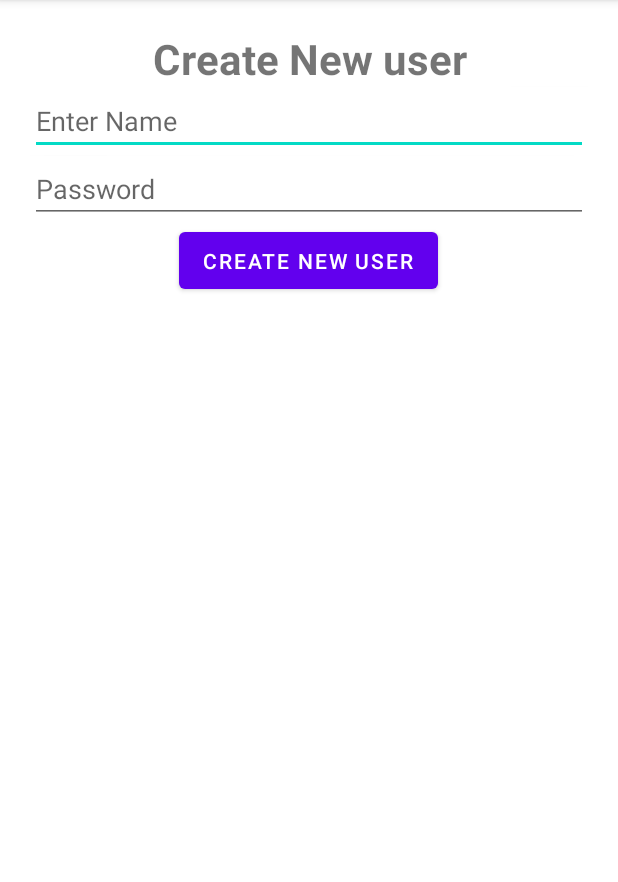
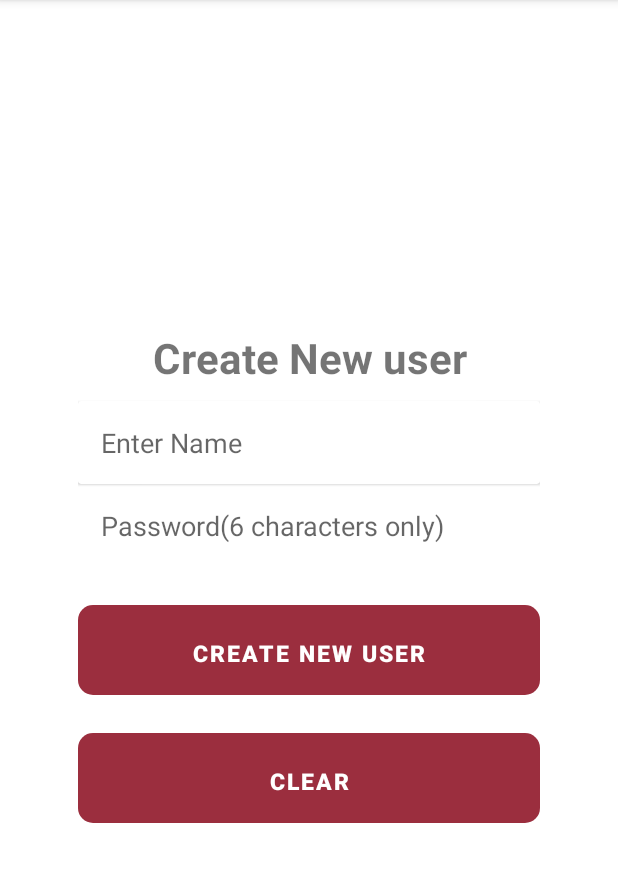
Before and after one commit to TamannaMohanty/DesignPages, an Android app: the CreateNew screen opened directly, with no data from a screen before it, on a phone screen of 412 x 824 dp, the part 84-966 px from its top. Run offline under Robolectric (Android 15) with nearby library versions, the phone set to English and light mode, and no system bars.

Commit message:
Second commit[Tamanna]

```diff
--- a/app/src/main/AndroidManifest.xml
+++ b/app/src/main/AndroidManifest.xml
@@ -4,6 +4,7 @@
     package="com.tamanna.designpages">
 
     <uses-permission android:name="android.permission.CAMERA" />
+    <uses-permission android:name="android.permission.READ_EXTERNAL_STORAGE"/>
 
     <application
         android:allowBackup="true"
@@ -22,10 +23,10 @@
             android:name=".Design2"
             android:exported="false" />
         <activity
-            android:name=".Design3"
+            android:name=".MainActivity"
             android:exported="false" />
         <activity
-            android:name=".MainActivity"
+            android:name=".Design3"
             android:exported="true">
             <intent-filter>
                 <action android:name="android.intent.action.MAIN" />
--- a/app/src/main/java/com/tamanna/designpages/CreateNew.java
+++ b/app/src/main/java/com/tamanna/designpages/CreateNew.java
@@ -2,13 +2,122 @@ package com.tamanna.designpages;
 
 import androidx.appcompat.app.AppCompatActivity;
 
+import android.content.SharedPreferences;
 import android.os.Bundle;
+import android.view.View;
+import android.widget.Button;
+import android.widget.EditText;
+import android.widget.Toast;
 
 public class CreateNew extends AppCompatActivity {
+
+
+    EditText newusername,newuserpwd;
+    Button createnew,clear;
+
+    SharedPreferences preferences;
 
     @Override
     protected void onCreate(Bundle savedInstanceState) {
         super.onCreate(savedInstanceState);
         setContentView(R.layout.activity_create_new);
+
+
+        newusername=findViewById(R.id.name);
+        newuserpwd=findViewById(R.id.pwd);
+        createnew=findViewById(R.id.createnew);
+        clear=findViewById(R.id.clear);
+
+        preferences =getSharedPreferences("Userinfo",0);
+
+
+                createnew.setOnClickListener(new View.OnClickListener() {
+                    @Override
+                    public void onClick(View view) {
+
+                        String newusernamevalue = newusername.getText().toString().trim();
+                        String newpasswordvalue = newuserpwd.getText().toString().trim();
+
+                        if (validateinfo(newusernamevalue,newpasswordvalue)) {
+
+
+                            //open the file
+                            SharedPreferences.Editor editor = preferences.edit();
+                            //passing all theis in string.Passing key and value
+                            editor.putString("newusername", newusernamevalue);
+                            editor.putString("newuserpwd", newpasswordvalue);
+                            //saving the value
+                            editor.apply();
+
+
+                        }
+
+                        }
+
+
+                }
+                );
+
+
+
+
+
+                clear.setOnClickListener(new View.OnClickListener() {
+                    @Override
+                    public void onClick(View view) {
+
+                        emptyField();
+                    }
+                });
+
+            }
+
+            public void emptyField() {
+
+                newusername.setText("");
+                newuserpwd.setText("");
+
+            }
+
+
+    private boolean validateinfo(String newusernamevalue,String newpasswordvalue) {
+
+        if (newusernamevalue.length() == 0 && newpasswordvalue.length()==0 ){
+
+            newusername.setError("Field cannot be empty");
+            newuserpwd.setError("Field cannot be empty");
+
+        }
+       else if (newpasswordvalue.length()>6)
+        {
+
+            newuserpwd.setError("Please enter 6 characters only ");
+
+        }
+
+
+
+
+        return false;
     }
-}
+
+    }
+
+
+        //public void createnew()
+
+//        // Storing data into SharedPreferences
+//        SharedPreferences sharedPreferences = getSharedPreferences("MySharedPref",MODE_PRIVATE);
+//
+//// Creating an Editor object to edit(write to the file)
+//        SharedPreferences.Editor myEdit = sharedPreferences.edit();
+//
+//// Storing the key and its value as the data fetched from edittext
+//        myEdit.putString("name", name.getText().toString());
+//        myEdit.putInt("pwd", Integer.parseInt(pwd.getText().toString()));
+//
+//// Once the changes have been made,
+//// we need to commit to apply those changes made,
+//// otherwise, it will throw an error
+//        myEdit.commit();
+//
--- a/app/src/main/java/com/tamanna/designpages/MainActivity.java
+++ b/app/src/main/java/com/tamanna/designpages/MainActivity.java
@@ -14,7 +14,6 @@ public class MainActivity extends AppCompatActivity {
         setContentView(R.layout.activity_main);
 
 
-
     }
 
     public void next(View view) {
--- a/app/src/main/res/layout/activity_create_new.xml
+++ b/app/src/main/res/layout/activity_create_new.xml
@@ -1,5 +1,5 @@
 <?xml version="1.0" encoding="utf-8"?>
-<LinearLayout xmlns:android="http://schemas.android.com/apk/res/android"
+<RelativeLayout xmlns:android="http://schemas.android.com/apk/res/android"
     xmlns:app="http://schemas.android.com/apk/res-auto"
     xmlns:tools="http://schemas.android.com/tools"
     android:layout_width="match_parent"
@@ -8,14 +8,24 @@
     android:orientation="vertical"
     tools:context=".CreateNew">
 
+    <LinearLayout
+        android:layout_width="600dp"
+        android:layout_height="wrap_content"
+        android:layout_centerInParent="true"
+        android:layout_marginLeft="32dp"
+        android:layout_marginRight="32dp"
+        android:background="@color/white"
+        android:orientation="vertical">
+
         <TextView
             android:id="@+id/textView"
             android:layout_width="match_parent"
             android:layout_height="wrap_content"
+            android:layout_marginBottom="10dp"
             android:gravity="center"
             android:text="@string/create_new_user"
             android:textSize="28sp"
-        android:textStyle="bold"/>
+            android:textStyle="bold" />
 
         <androidx.cardview.widget.CardView
 
@@ -24,24 +34,44 @@
             app:cardElevation="@dimen/cardview_compat_inset_shadow">
 
             <EditText
+                android:id="@+id/name"
                 android:layout_width="match_parent"
                 android:layout_height="wrap_content"
-            android:hint="@string/enter_name"/>
+                android:layout_margin="15dp"
+                android:layout_marginTop="10dp"
+                android:background="@null"
+                android:hint="@string/enter_name"
+                android:maxLines="1" />
 
 
         </androidx.cardview.widget.CardView>
 
 
-
         <EditText
+            android:id="@+id/pwd"
             android:layout_width="match_parent"
             android:layout_height="wrap_content"
-        android:hint="@string/password"/>
+            android:layout_margin="15dp"
+            android:background="@null"
+            android:hint="@string/Password"
+            android:inputType="textPassword"/>
 
         <Button
-        android:layout_width="wrap_content"
-        android:layout_height="50dp"
+            android:id="@+id/createnew"
+            style="@style/Btn"
             android:layout_gravity="center"
-        android:text="@string/create_new_user"/>
+            android:background="@drawable/radius1"
+            android:text="@string/create_new_user"
+            app:backgroundTint="#DD8C0E21" />
+
+        <Button
+            android:id="@+id/clear"
+            style="@style/Btn"
+            android:layout_gravity="center"
+            android:background="@drawable/radius1"
+            android:text="@string/clear"
+            app:backgroundTint="#DD8C0E21" />
+
 
     </LinearLayout>
+</RelativeLayout>
--- a/app/src/main/res/values/strings.xml
+++ b/app/src/main/res/values/strings.xml
@@ -5,7 +5,7 @@
     <string name="textview">If you are new /</string>
     <string name="create_new">Create New</string>
     <string name="tamannatxtvw">Tamanna Priyadarshini</string>
-    <string name="password">Password</string>
+    <string name="Password">Password(6 characters only)</string>
     <string name="forget_password">Forget Password? /</string>
     <string name="reset">Reset</string>
     <string name="login">Login</string>
@@ -31,4 +31,7 @@
     <string name="millions_of_people">Millions of people</string>
     <string name="create_new_user">Create New user</string>
     <string name="enter_name">Enter Name</string>
+    <string name="cancel">Cancel</string>
+    <string name="clear">Clear</string>
+
 </resources>
--- a/app/src/main/res/values/styles.xml
+++ b/app/src/main/res/values/styles.xml
@@ -1,7 +1,7 @@
 <?xml version="1.0" encoding="utf-8"?>
 <resources>
     <style name="ShapeAppearanceOverlay.App.CornerSize50Percent" parent="">
-        <item name="cornerSize">40%</item>
+        <item name="cornerSize">50%</item>
     </style>
 
     <style name="TextVw">
@@ -13,8 +13,6 @@
     </style>
 
     <style name="TextVw1">
-        <item name="android:layout_width">wrap_content</item>
-        <item name="android:layout_height">wrap_content</item>
         <item name="android:textStyle">bold</item>
         <item name="android:layout_marginTop">10dp</item>
         <item name="android:textColor">@color/black</item>
@@ -22,8 +20,6 @@
     </style>
 
     <style name="TextVw3">
-        <item name="android:layout_width">wrap_content</item>
-        <item name="android:layout_height">wrap_content</item>
         <item name="android:layout_margin">10dp</item>
         <item name="android:textStyle">bold</item>
         <item name="android:textColor">@color/black</item>
```
Also changed, not shown: app/build.gradle (+8 -1 lines), app/src/main/java/com/tamanna/designpages/Design2.java (+73 -31 lines), app/src/main/java/com/tamanna/designpages/Design3.java (+97 -20 lines), app/src/main/java/com/tamanna/designpages/MyViewModel.java (added, +13 -0 lines), app/src/main/res/layout/activity_design2.xml (+14 -5 lines), app/src/main/res/layout/activity_design3.xml (+9 -7 lines), app/src/main/res/layout/activity_main.xml (+4 -4 lines). Lines whose indentation alone changed are shown as unchanged.
